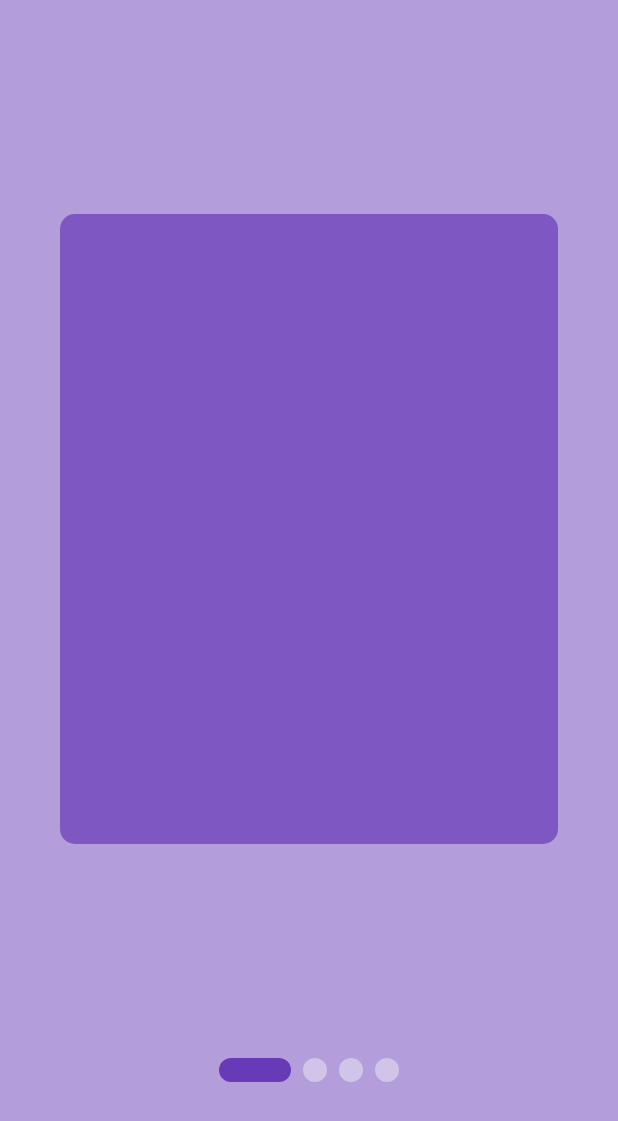
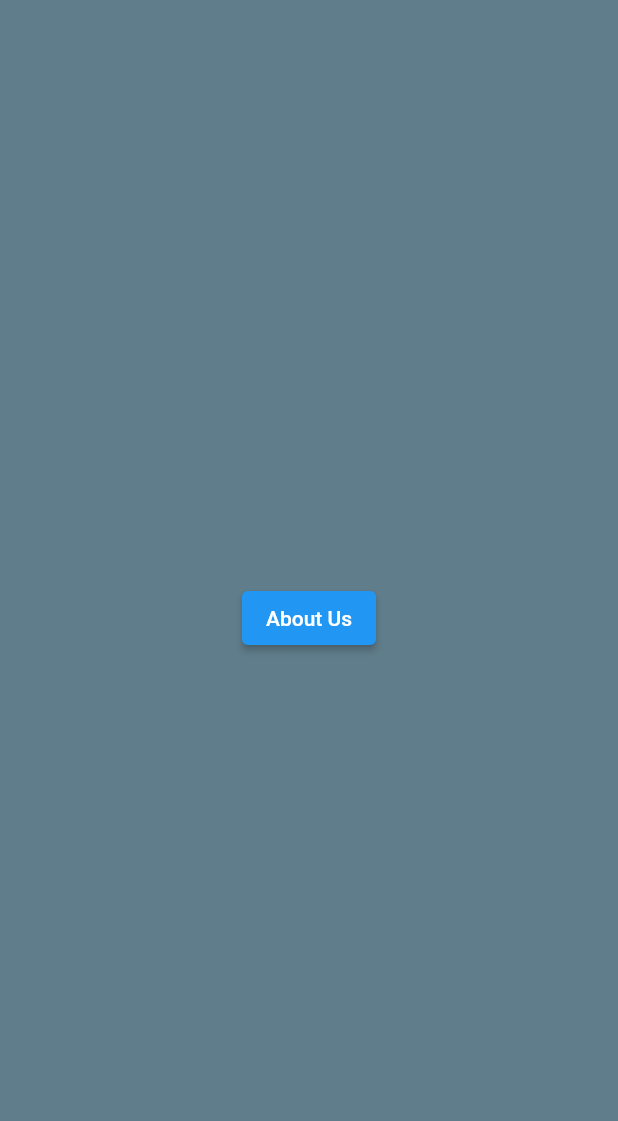
Before and after one commit to abpadamani/flutterinternship, a Flutter app: the screen it shows after launch, on a phone screen of 412 x 824 dp. Shown: the top 1121 px of the screen. Run offline on Flutter 3.47's test engine with Material 2 defaults, Android fonts, the phone set to English and light mode, and no system bars; drawn by our look-alikes of smooth_page_indicator; our stand-ins replace badges, carousel_slider, email_validator, fluttertoast, google_fonts, image_picker; Roboto replaces fonts that are missing (Ubuntu).

Commit message:
simple dialogue

```diff
--- a/lib/main.dart
+++ b/lib/main.dart
@@ -4,6 +4,7 @@ import 'package:internship/Buttonss/buttonss.dart';
 import 'package:internship/carousel-slider/Myslider.dart';
 import 'package:internship/expanshio-tile/expanshion.dart';
 import 'package:internship/page-indicators/mainpageindicator.dart';
+import 'package:internship/simple-dialogue/simple.dart';
 import 'package:internship/swipe-to-dismiss/swipe.dart';
 
 import 'avatar/profile.dart';
@@ -22,7 +23,7 @@ class MyApp extends StatelessWidget {
         primarySwatch: Colors.blue,
         textTheme: GoogleFonts.ubuntuTextTheme(),
       ),
-      home: Myindicator(),
+      home: Mysimple(),
     );
   }
 }
--- /dev/null
+++ b/lib/simple-dialogue/simple.dart
@@ -0,0 +1,41 @@
+import 'package:flutter/material.dart';
+
+class Mysimple extends StatefulWidget {
+  const Mysimple({Key? key}) : super(key: key);
+
+  @override
+  State<Mysimple> createState() => _MysimpleState();
+}
+
+class _MysimpleState extends State<Mysimple> {
+  @override
+  Widget build(BuildContext context) {
+    return Scaffold(
+      backgroundColor: Colors.blueGrey,
+      body: Center(
+        child: ElevatedButton(
+            onPressed: () {
+              showDialog(
+                context: context,
+                builder: (context) => SimpleDialog(
+                  title: Text("For More Info.."),
+                  contentPadding: EdgeInsets.all(20.0),
+                  children: [
+                    Text("Visit www.arpan.com"),
+                    SizedBox(
+                      height: 5,
+                    ),
+                    TextButton(
+                        onPressed: () {
+                          Navigator.of(context).pop();
+                        },
+                        child: Text("Close"))
+                  ],
+                ),
+              );
+            },
+            child: Text("About Us")),
+      ),
+    );
+  }
+}
```
